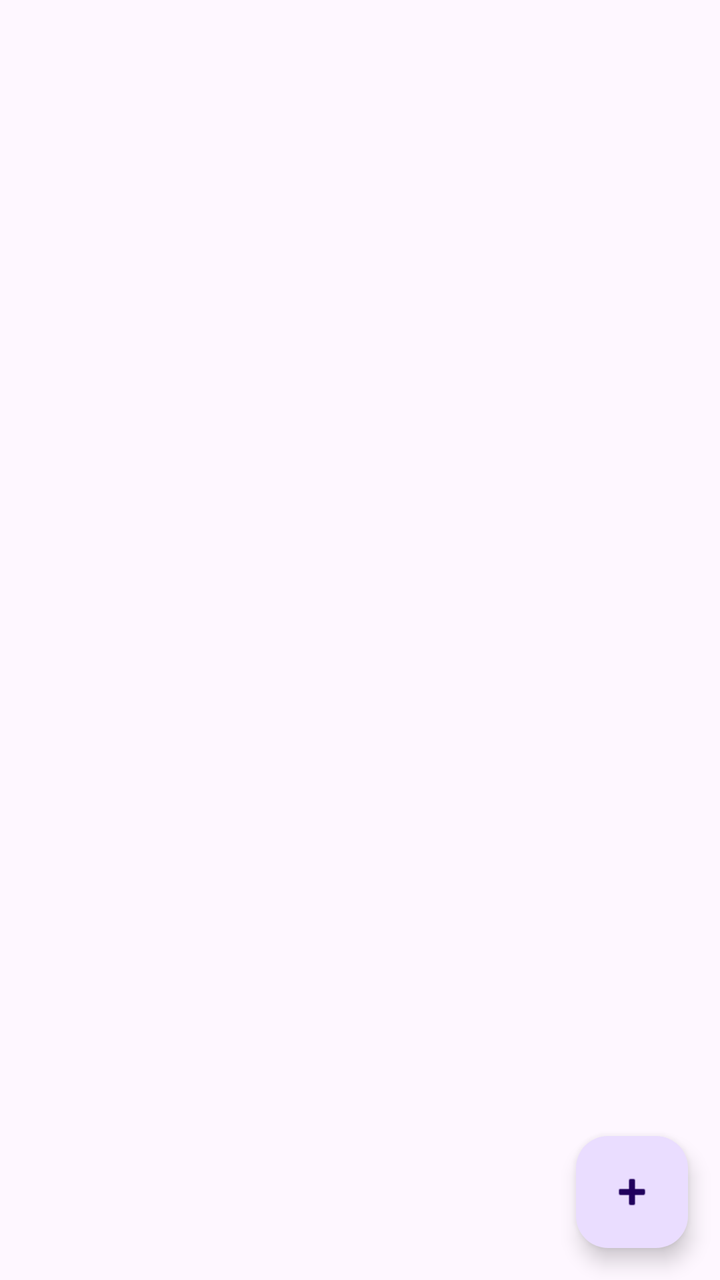
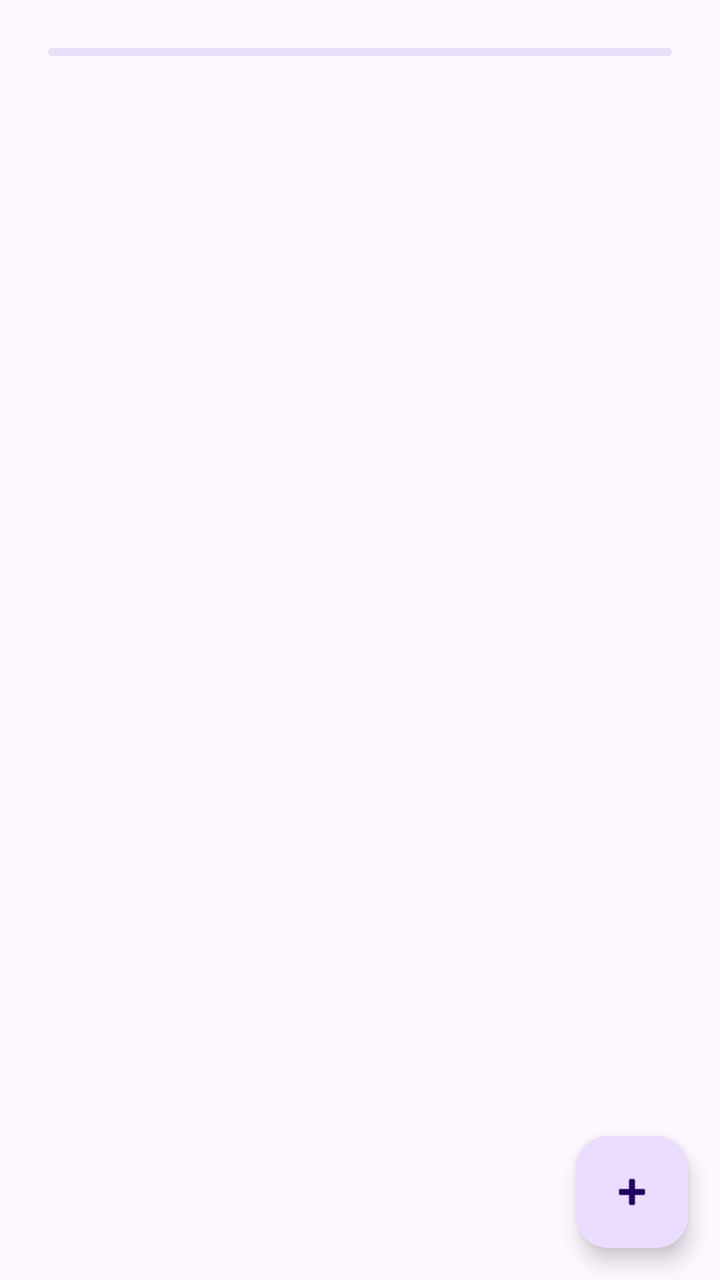

Two renders of the same Android screen: before a commit and after it. Below are the layout's source before the change and the commit's diff.
<!-- AndroidManifest.xml: application theme Theme.AndrONVIF -->
<!-- res/layout/device_list_fragment.xml -->
<?xml version="1.0" encoding="utf-8"?>
<androidx.coordinatorlayout.widget.CoordinatorLayout
    xmlns:android="http://schemas.android.com/apk/res/android"
    xmlns:app="http://schemas.android.com/apk/res-auto"
    android:layout_width="match_parent"
    android:layout_height="match_parent">

    <androidx.core.widget.NestedScrollView
        android:layout_width="match_parent"
        android:layout_height="match_parent">
        <GridLayout
            android:layout_width="match_parent"
            android:layout_height="match_parent"
            android:columnCount="2"
            android:rowCount="2"
            android:id="@+id/gridlayout">
        </GridLayout>
    </androidx.core.widget.NestedScrollView>
    <com.google.android.material.floatingactionbutton.FloatingActionButton
        android:id="@+id/fab"
        android:layout_width="wrap_content"
        android:layout_height="wrap_content"
        android:layout_gravity="bottom|end"
        android:layout_margin="@dimen/fab_margin"
        android:contentDescription="TODO"
        app:srcCompat="@android:drawable/ic_input_add" />
</androidx.coordinatorlayout.widget.CoordinatorLayout>
<!-- resources referenced by this layout -->
<resources>
  <dimen name="fab_margin">16dp</dimen>
  <style name="Theme.AndrONVIF" parent="Base.Theme.AndrONVIF" />
  <style name="Base.Theme.AndrONVIF" parent="Theme.Material3.DayNight.NoActionBar">
      
      
    </style>
</resources>

<!-- the commit's change to res/layout/device_list_fragment.xml (unified diff, before → after) -->
@@ -4,18 +4,38 @@
     xmlns:app="http://schemas.android.com/apk/res-auto"
     android:layout_width="match_parent"
     android:layout_height="match_parent">
-
-    <androidx.core.widget.NestedScrollView
+    <LinearLayout xmlns:android="http://schemas.android.com/apk/res/android"
         android:layout_width="match_parent"
-        android:layout_height="match_parent">
-        <GridLayout
+        android:layout_height="wrap_content"
+        android:orientation="vertical"
+        android:padding="8dp">
+        <androidx.constraintlayout.widget.ConstraintLayout
             android:layout_width="match_parent"
             android:layout_height="match_parent"
-            android:columnCount="2"
-            android:rowCount="2"
-            android:id="@+id/gridlayout">
-        </GridLayout>
-    </androidx.core.widget.NestedScrollView>
+            android:padding="@dimen/top_padding">
+            <com.google.android.material.progressindicator.LinearProgressIndicator
+                android:id="@+id/dbfetch_progress"
+                android:layout_width="match_parent"
+                android:layout_height="wrap_content"
+                app:layout_constraintStart_toStartOf="parent"
+                app:layout_constraintEnd_toEndOf="parent"
+                app:layout_constraintTop_toTopOf="parent"
+                app:layout_constraintBottom_toBottomOf="parent"
+                android:indeterminate="true"
+                android:max="1000"/>
+        </androidx.constraintlayout.widget.ConstraintLayout>
+        <androidx.core.widget.NestedScrollView
+            android:layout_width="match_parent"
+            android:layout_height="match_parent">
+            <GridLayout
+                android:layout_width="match_parent"
+                android:layout_height="match_parent"
+                android:columnCount="2"
+                android:rowCount="2"
+                android:id="@+id/gridlayout">
+            </GridLayout>
+        </androidx.core.widget.NestedScrollView>
+    </LinearLayout>
     <com.google.android.material.floatingactionbutton.FloatingActionButton
         android:id="@+id/fab"
         android:layout_width="wrap_content"
<!-- resource entries referenced after the edit -->
@@ -1,6 +1,7 @@
 <!-- resources referenced by this layout -->
 <resources>
   <dimen name="fab_margin">16dp</dimen>
+  <dimen name="top_padding">16dp</dimen>
   <style name="Theme.AndrONVIF" parent="Base.Theme.AndrONVIF" />
   <style name="Base.Theme.AndrONVIF" parent="Theme.Material3.DayNight.NoActionBar">
       
